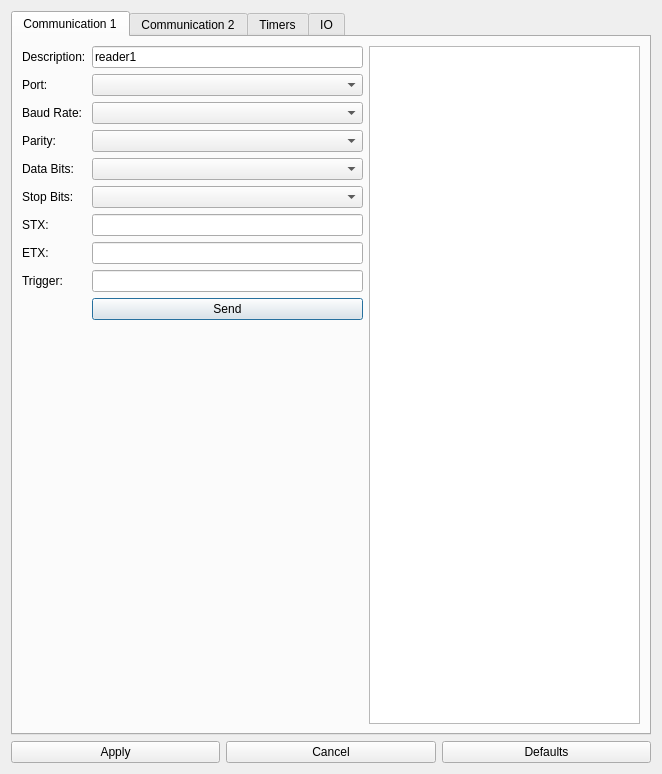
The window that src/gui/SettingsWindow.ui (orkiman/MachineController) describes before a commit, drawn with Qt 5.
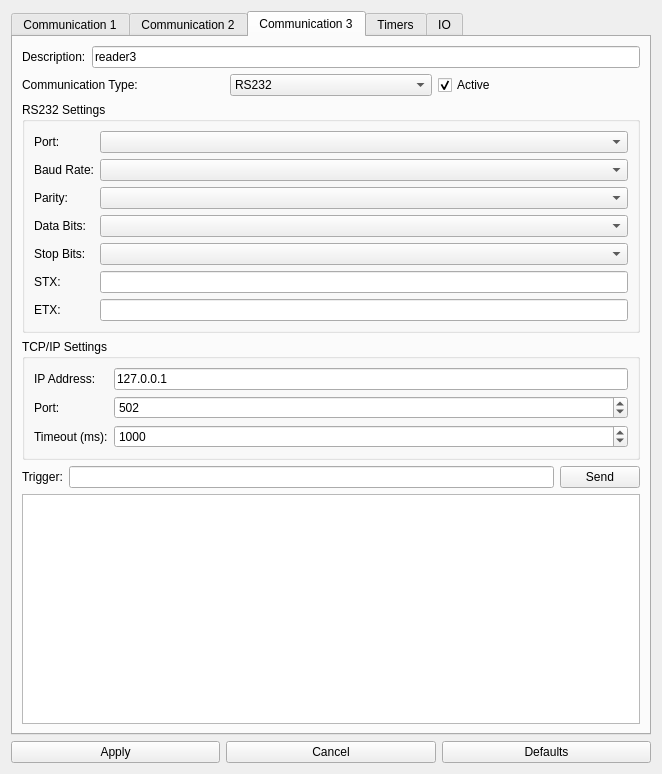
The same window after the commit. The open tabs and pages were chosen to show the change.

Commit message: 3 communication channels added tcpip option todo : implement tcpip handle communication active checkbox handle controllerRunning state better

The edit to the form file:
```diff
--- a/src/gui/SettingsWindow.ui
+++ b/src/gui/SettingsWindow.ui
@@ -30,15 +30,17 @@
       <attribute name="title">
        <string>Communication 1</string>
       </attribute>
-      <layout class="QGridLayout" name="gridLayout">
-       <item row="0" column="0">
+      <layout class="QVBoxLayout" name="verticalLayout_4">
+       <item>
+        <layout class="QHBoxLayout" name="horizontalLayout_2">
+         <item>
         <widget class="QLabel" name="descriptionLabel1">
          <property name="text">
           <string>Description:</string>
          </property>
         </widget>
        </item>
-       <item row="0" column="1">
+         <item>
         <widget class="QLineEdit" name="description1LineEdit">
          <property name="text">
           <string>reader1</string>
@@ -48,107 +50,210 @@
          </property>
         </widget>
        </item>
-       <item row="1" column="0">
+        </layout>
+       </item>
+       <item>
+        <layout class="QHBoxLayout" name="horizontalLayout_5">
+         <item>
+          <widget class="QLabel" name="typeLabel1">
+           <property name="text">
+            <string>Communication Type:</string>
+           </property>
+          </widget>
+         </item>
+         <item>
+          <widget class="QComboBox" name="communication1TypeComboBox">
+           <item>
+            <property name="text">
+             <string>RS232</string>
+            </property>
+           </item>
+           <item>
+            <property name="text">
+             <string>TCP/IP</string>
+            </property>
+           </item>
+          </widget>
+         </item>
+         <item>
+          <widget class="QCheckBox" name="communication1ActiveCheckBox">
+           <property name="text">
+            <string>Active</string>
+           </property>
+           <property name="checked">
+            <bool>true</bool>
+           </property>
+          </widget>
+         </item>
+        </layout>
+       </item>
+       <item>
+        <widget class="QGroupBox" name="rs232Group1">
+         <property name="title">
+          <string>RS232 Settings</string>
+         </property>
+         <layout class="QGridLayout" name="gridLayout">
+          <item row="0" column="0">
         <widget class="QLabel" name="label">
          <property name="text">
           <string>Port:</string>
          </property>
         </widget>
        </item>
-       <item row="1" column="1">
+          <item row="0" column="1">
         <widget class="QComboBox" name="portName1ComboBox"/>
        </item>
-       <item row="2" column="0">
+          <item row="1" column="0">
         <widget class="QLabel" name="label_2">
          <property name="text">
           <string>Baud Rate:</string>
          </property>
         </widget>
        </item>
-       <item row="2" column="1">
+          <item row="1" column="1">
         <widget class="QComboBox" name="baudRate1ComboBox"/>
        </item>
-       <item row="3" column="0">
+          <item row="2" column="0">
         <widget class="QLabel" name="label_3">
          <property name="text">
           <string>Parity:</string>
          </property>
         </widget>
        </item>
-       <item row="3" column="1">
+          <item row="2" column="1">
         <widget class="QComboBox" name="parity1ComboBox"/>
        </item>
-       <item row="4" column="0">
+          <item row="3" column="0">
         <widget class="QLabel" name="label_4">
          <property name="text">
           <string>Data Bits:</string>
          </property>
         </widget>
        </item>
-       <item row="4" column="1">
+          <item row="3" column="1">
         <widget class="QComboBox" name="dataBits1ComboBox"/>
        </item>
-       <item row="5" column="0">
+          <item row="4" column="0">
         <widget class="QLabel" name="label_5">
          <property name="text">
           <string>Stop Bits:</string>
          </property>
         </widget>
        </item>
-       <item row="5" column="1">
+          <item row="4" column="1">
         <widget class="QComboBox" name="stopBits1ComboBox"/>
        </item>
-       <item row="6" column="0">
+          <item row="5" column="0">
         <widget class="QLabel" name="label_6">
          <property name="text">
           <string>STX:</string>
          </property>
         </widget>
        </item>
-       <item row="6" column="1">
+          <item row="5" column="1">
         <widget class="QLineEdit" name="stx1LineEdit"/>
        </item>
-       <item row="7" column="0">
+          <item row="6" column="0">
         <widget class="QLabel" name="label_7">
          <property name="text">
           <string>ETX:</string>
          </property>
         </widget>
        </item>
-       <item row="7" column="1">
+          <item row="6" column="1">
         <widget class="QLineEdit" name="etx1LineEdit"/>
        </item>
-       <item row="8" column="0">
+         </layout>
+        </widget>
+       </item>
+       <item>
+        <widget class="QGroupBox" name="tcpipGroup1">
+         <property name="title">
+          <string>TCP/IP Settings</string>
+         </property>
+         <layout class="QFormLayout" name="formLayout">
+          <item row="0" column="0">
+           <widget class="QLabel" name="ipLabel1">
+            <property name="text">
+             <string>IP Address:</string>
+            </property>
+           </widget>
+          </item>
+          <item row="0" column="1">
+           <widget class="QLineEdit" name="ip1LineEdit">
+            <property name="text">
+             <string>127.0.0.1</string>
+            </property>
+           </widget>
+          </item>
+          <item row="1" column="0">
+           <widget class="QLabel" name="portLabel1">
+            <property name="text">
+             <string>Port:</string>
+            </property>
+           </widget>
+          </item>
+          <item row="1" column="1">
+           <widget class="QSpinBox" name="port1SpinBox">
+            <property name="minimum">
+             <number>1</number>
+            </property>
+            <property name="maximum">
+             <number>65535</number>
+            </property>
+            <property name="value">
+             <number>502</number>
+            </property>
+           </widget>
+          </item>
+          <item row="2" column="0">
+           <widget class="QLabel" name="timeoutLabel1">
+            <property name="text">
+             <string>Timeout (ms):</string>
+            </property>
+           </widget>
+          </item>
+          <item row="2" column="1">
+           <widget class="QSpinBox" name="timeout1SpinBox">
+            <property name="minimum">
+             <number>100</number>
+            </property>
+            <property name="maximum">
+             <number>10000</number>
+            </property>
+            <property name="singleStep">
+             <number>100</number>
+            </property>
+            <property name="value">
+             <number>1000</number>
+            </property>
+           </widget>
+          </item>
+         </layout>
+        </widget>
+       </item>
+       <item>
+        <layout class="QHBoxLayout" name="horizontalLayout_6">
+         <item>
         <widget class="QLabel" name="label_15">
          <property name="text">
           <string>Trigger:</string>
          </property>
         </widget>
        </item>
-       <item row="8" column="1">
+         <item>
         <widget class="QLineEdit" name="commuication1TriggerLineEdit"/>
        </item>
-       <item row="9" column="1">
+         <item>
         <widget class="QPushButton" name="communication1SendPushButton">
          <property name="text">
           <string>Send</string>
          </property>
         </widget>
        </item>
-       <item row="10" column="1">
-        <spacer name="verticalSpacer">
-         <property name="orientation">
-          <enum>Qt::Orientation::Vertical</enum>
-         </property>
-         <property name="sizeHint" stdset="0">
-          <size>
-           <width>20</width>
-           <height>40</height>
-          </size>
-         </property>
-        </spacer>
+        </layout>
        </item>
-       <item row="0" column="2" rowspan="11">
+       <item>
         <widget class="QTextEdit" name="textEdit"/>
        </item>
       </layout>
@@ -280,6 +385,238 @@
        </item>
       </layout>
      </widget>
+     <widget class="QWidget" name="communicationTab3">
+      <attribute name="title">
+       <string>Communication 3</string>
+      </attribute>
+      <layout class="QVBoxLayout" name="verticalLayout_6">
+       <item>
+        <layout class="QHBoxLayout" name="horizontalLayout_10">
+         <item>
+          <widget class="QLabel" name="descriptionLabel3">
+           <property name="text">
+            <string>Description:</string>
+           </property>
+          </widget>
+         </item>
+         <item>
+          <widget class="QLineEdit" name="description3LineEdit">
+           <property name="text">
+            <string>reader3</string>
+           </property>
+           <property name="readOnly">
+            <bool>true</bool>
+           </property>
+          </widget>
+         </item>
+        </layout>
+       </item>
+       <item>
+        <layout class="QHBoxLayout" name="horizontalLayout_11">
+         <item>
+          <widget class="QLabel" name="typeLabel3">
+           <property name="text">
+            <string>Communication Type:</string>
+           </property>
+          </widget>
+         </item>
+         <item>
+          <widget class="QComboBox" name="communication3TypeComboBox">
+           <item>
+            <property name="text">
+             <string>RS232</string>
+            </property>
+           </item>
+           <item>
+            <property name="text">
+             <string>TCP/IP</string>
+            </property>
+           </item>
+          </widget>
+         </item>
+         <item>
+          <widget class="QCheckBox" name="communication3ActiveCheckBox">
+           <property name="text">
+            <string>Active</string>
+           </property>
+           <property name="checked">
+            <bool>true</bool>
+           </property>
+          </widget>
+         </item>
+        </layout>
+       </item>
+       <item>
+        <widget class="QGroupBox" name="rs232Group3">
+         <property name="title">
+          <string>RS232 Settings</string>
+         </property>
+         <layout class="QGridLayout" name="gridLayout_3">
+          <item row="0" column="0">
+           <widget class="QLabel" name="label_20">
+            <property name="text">
+             <string>Port:</string>
+            </property>
+           </widget>
+          </item>
+          <item row="0" column="1">
+           <widget class="QComboBox" name="portName3ComboBox"/>
+          </item>
+          <item row="1" column="0">
+           <widget class="QLabel" name="label_21">
+            <property name="text">
+             <string>Baud Rate:</string>
+            </property>
+           </widget>
+          </item>
+          <item row="1" column="1">
+           <widget class="QComboBox" name="baudRate3ComboBox"/>
+          </item>
+          <item row="2" column="0">
+           <widget class="QLabel" name="label_22">
+            <property name="text">
+             <string>Parity:</string>
+            </property>
+           </widget>
+          </item>
+          <item row="2" column="1">
+           <widget class="QComboBox" name="parity3ComboBox"/>
+          </item>
+          <item row="3" column="0">
+           <widget class="QLabel" name="label_23">
+            <property name="text">
+             <string>Data Bits:</string>
+            </property>
+           </widget>
+          </item>
+          <item row="3" column="1">
+           <widget class="QComboBox" name="dataBits3ComboBox"/>
+          </item>
+          <item row="4" column="0">
+           <widget class="QLabel" name="label_24">
+            <property name="text">
+             <string>Stop Bits:</string>
+            </property>
+           </widget>
+          </item>
+          <item row="4" column="1">
+           <widget class="QComboBox" name="stopBits3ComboBox"/>
+          </item>
+          <item row="5" column="0">
+           <widget class="QLabel" name="label_25">
+            <property name="text">
+             <string>STX:</string>
+            </property>
+           </widget>
+          </item>
+          <item row="5" column="1">
+           <widget class="QLineEdit" name="stx3LineEdit"/>
+          </item>
+          <item row="6" column="0">
+           <widget class="QLabel" name="label_26">
+            <property name="text">
+             <string>ETX:</string>
+            </property>
+           </widget>
+          </item>
+          <item row="6" column="1">
+           <widget class="QLineEdit" name="etx3LineEdit"/>
+          </item>
+         </layout>
+        </widget>
+       </item>
+       <item>
+        <widget class="QGroupBox" name="tcpipGroup3">
+         <property name="title">
+          <string>TCP/IP Settings</string>
+         </property>
+         <layout class="QFormLayout" name="formLayout_3">
+          <item row="0" column="0">
+           <widget class="QLabel" name="ipLabel3">
+            <property name="text">
+             <string>IP Address:</string>
+            </property>
+           </widget>
+          </item>
+          <item row="0" column="1">
+           <widget class="QLineEdit" name="ip3LineEdit">
+            <property name="text">
+             <string>127.0.0.1</string>
+            </property>
+           </widget>
+          </item>
+          <item row="1" column="0">
+           <widget class="QLabel" name="portLabel3">
+            <property name="text">
+             <string>Port:</string>
+            </property>
+           </widget>
+          </item>
+          <item row="1" column="1">
+           <widget class="QSpinBox" name="port3SpinBox">
+            <property name="minimum">
+             <number>1</number>
+            </property>
+            <property name="maximum">
+             <number>65535</number>
+            </property>
+            <property name="value">
+             <number>502</number>
+            </property>
+           </widget>
+          </item>
+          <item row="2" column="0">
+           <widget class="QLabel" name="timeoutLabel3">
+            <property name="text">
+             <string>Timeout (ms):</string>
+            </property>
+           </widget>
+          </item>
+          <item row="2" column="1">
+           <widget class="QSpinBox" name="timeout3SpinBox">
+            <property name="minimum">
+             <number>100</number>
+            </property>
+            <property name="maximum">
+             <number>10000</number>
+            </property>
+            <property name="singleStep">
+             <number>100</number>
+            </property>
+            <property name="value">
+             <number>1000</number>
+            </property>
+           </widget>
+          </item>
+         </layout>
+        </widget>
+       </item>
+       <item>
+        <layout class="QHBoxLayout" name="horizontalLayout_12">
+         <item>
+          <widget class="QLabel" name="label_27">
+           <property name="text">
+            <string>Trigger:</string>
+           </property>
+          </widget>
+         </item>
+         <item>
+          <widget class="QLineEdit" name="commuication3TriggerLineEdit"/>
+         </item>
+         <item>
+          <widget class="QPushButton" name="communication3SendPushButton">
+           <property name="text">
+            <string>Send</string>
+           </property>
+          </widget>
+         </item>
+        </layout>
+       </item>
+       <item>
+        <widget class="QTextEdit" name="communication3TextEdit"/>
+       </item>
+      </layout>
+     </widget>
      <widget class="QWidget" name="timersTab">
       <attribute name="title">
        <string>Timers</string>
```
Left out of the diff: 184 changed lines with no effect on the pictures. Lines whose indentation alone changed are shown as unchanged. The commit also changes 4 other files.
